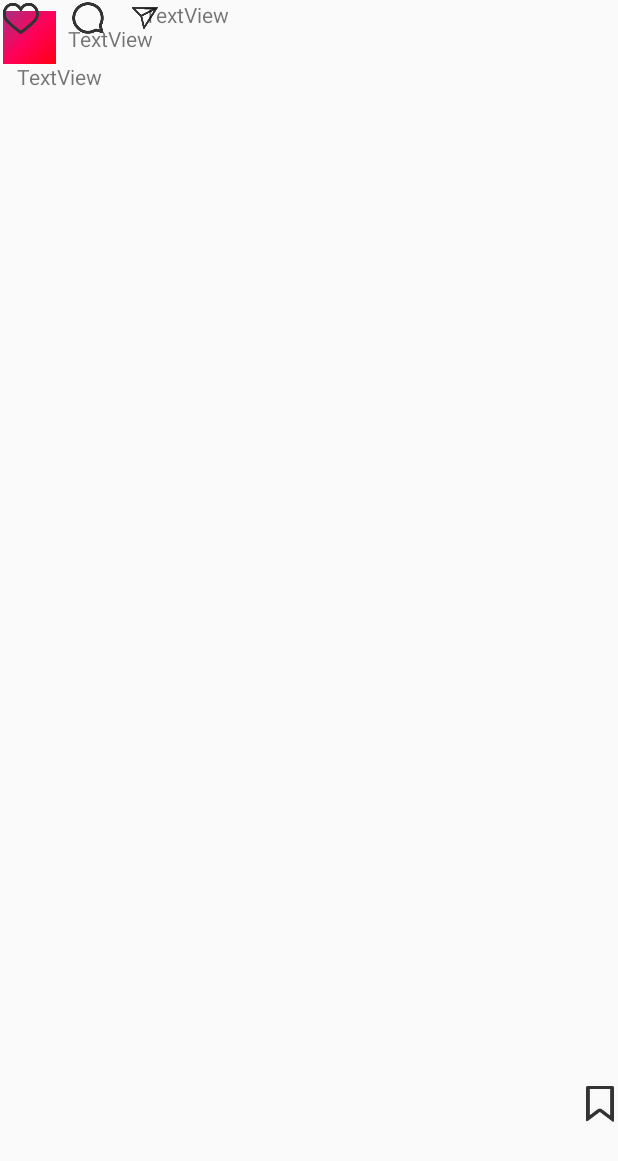
After one commit to aasthashah999/Instagram, an Android app: the detailView screen opened directly, with no data from a screen before it, on a phone screen of 412 x 824 dp. The commit adds this screen. Shown: the top 1161 px of the screen. Run offline under Robolectric (Android 15) with nearby library versions, the phone set to English and light mode, and no system bars.

Commit message:
Commit including working feed and detail view transition. Login is persisted.

```diff
--- a/app/build.gradle
+++ b/app/build.gradle
@@ -22,7 +22,7 @@ android {
 dependencies {
     implementation fileTree(dir: 'libs', include: ['*.jar'])
     implementation 'androidx.appcompat:appcompat:1.0.2'
-    implementation 'com.android.support:design:24.2.1'
+//    implementation 'com.android.support:design:24.2.1'
     implementation 'androidx.constraintlayout:constraintlayout:1.1.3'
     testImplementation 'junit:junit:4.12'
     androidTestImplementation 'androidx.test:runner:1.2.0'
@@ -31,8 +31,12 @@ dependencies {
     implementation 'com.github.parse-community.Parse-SDK-Android:parse:1.18.5'
     implementation 'com.squareup.okhttp3:logging-interceptor:3.8.1'
     implementation 'com.google.android.material:material:1.0.0'// for logging API calls to LogCat
+//    implementation 'com.android.support:recyclerview-v7:28.0.0'
     implementation 'com.camerakit:camerakit:1.0.0-beta3.11'
     implementation 'com.camerakit:jpegkit:0.1.0'
     implementation 'org.jetbrains.kotlin:kotlin-stdlib-jdk7:1.3.0'
     implementation 'org.jetbrains.kotlinx:kotlinx-coroutines-android:1.0.0'
+//    implementation 'com.parse:parseui-widget-android:0.0.2'
+    implementation 'jp.wasabeef:glide-transformations:2.0.2'
+    implementation 'com.github.bumptech.glide:glide:4.8.0'
 }
--- a/app/src/main/java/com/example/instagram/PostActivity.java
+++ b/app/src/main/java/com/example/instagram/PostActivity.java
@@ -34,7 +34,8 @@ public class PostActivity extends AppCompatActivity {
     private CameraKitView cameraKitView;
     String [] appPermissions = {
             Manifest.permission.READ_EXTERNAL_STORAGE,
-            Manifest.permission.WRITE_EXTERNAL_STORAGE
+            Manifest.permission.WRITE_EXTERNAL_STORAGE,
+            Manifest.permission.CAMERA
     };
 
 
@@ -43,6 +44,7 @@ public class PostActivity extends AppCompatActivity {
     protected void onCreate(Bundle savedInstanceState) {
         super.onCreate(savedInstanceState);
         setContentView(R.layout.activity_post);
+
         etdescription = findViewById(R.id.etDescription);
         addImage = findViewById(R.id.button);
         getPicture = findViewById(R.id.takePicture);
@@ -103,7 +105,7 @@ public class PostActivity extends AppCompatActivity {
                     e.printStackTrace();
                     return;
                 }else{
-                    Toast.makeText(getApplicationContext(), "success!!", Toast.LENGTH_SHORT).show();
+                    Toast.makeText(getApplicationContext(), "success!!", Toast.LENGTH_LONG).show();
                 }
             }
         });
--- /dev/null
+++ b/app/src/main/java/com/example/instagram/detailView.java
@@ -0,0 +1,14 @@
+package com.example.instagram;
+
+import android.os.Bundle;
+
+import androidx.appcompat.app.AppCompatActivity;
+
+public class detailView extends AppCompatActivity {
+
+    @Override
+    protected void onCreate(Bundle savedInstanceState) {
+        super.onCreate(savedInstanceState);
+        setContentView(R.layout.activity_detail_view);
+    }
+}
--- a/app/src/main/java/com/example/instagram/postAdapter.java
+++ /dev/null
@@ -1,4 +0,0 @@
-package com.example.instagram;
-
-public class postAdapter {
-}
--- /dev/null
+++ b/app/src/main/res/layout/activity_detail_view.xml
@@ -0,0 +1,109 @@
+<?xml version="1.0" encoding="utf-8"?>
+<androidx.constraintlayout.widget.ConstraintLayout xmlns:android="http://schemas.android.com/apk/res/android"
+    xmlns:app="http://schemas.android.com/apk/res-auto"
+    xmlns:tools="http://schemas.android.com/tools"
+    android:layout_width="match_parent"
+    android:layout_height="match_parent"
+    tools:context=".detailView">
+
+    <ImageView
+        android:id="@+id/imageViewUserPost1"
+        android:layout_width="35dp"
+        android:layout_height="35dp"
+        android:layout_marginStart="2dp"
+        android:layout_marginLeft="2dp"
+        android:layout_marginTop="7dp"
+        android:layout_marginEnd="8dp"
+        android:layout_marginRight="8dp"
+        android:background="#FFFFFF"
+        app:layout_constraintEnd_toStartOf="@+id/tvPostUsername1"
+        app:layout_constraintStart_toStartOf="parent"
+        app:layout_constraintTop_toTopOf="parent"
+        app:srcCompat="@drawable/gradient_background" />
+
+    <TextView
+        android:id="@+id/tvPostUsername1"
+        android:layout_width="wrap_content"
+        android:layout_height="wrap_content"
+        android:layout_marginStart="8dp"
+        android:layout_marginLeft="8dp"
+        android:layout_marginTop="16dp"
+        android:text="TextView"
+        app:layout_constraintStart_toEndOf="@+id/imageViewUserPost1"
+        app:layout_constraintTop_toTopOf="parent" />
+
+    <ImageButton
+        android:id="@+id/imageButtonheart1"
+        android:layout_width="wrap_content"
+        android:layout_height="wrap_content"
+        android:layout_marginStart="2dp"
+        android:layout_marginLeft="2dp"
+        android:layout_marginEnd="11dp"
+        android:layout_marginRight="11dp"
+        android:layout_marginBottom="17dp"
+        android:background="#00FFFFFF"
+        android:src="@drawable/ic_heart"
+        app:layout_constraintBottom_toTopOf="@+id/textViewUsername1"
+        app:layout_constraintEnd_toStartOf="@+id/imageButtonComment1"
+        app:layout_constraintStart_toStartOf="parent" />
+
+    <ImageButton
+        android:id="@+id/imageButtonComment1"
+        android:layout_width="wrap_content"
+        android:layout_height="wrap_content"
+        android:layout_marginStart="9dp"
+        android:layout_marginLeft="9dp"
+        android:layout_marginEnd="9dp"
+        android:layout_marginRight="9dp"
+        android:layout_marginBottom="17dp"
+        android:background="#00FFFFFF"
+        android:src="@drawable/ic_message"
+        app:layout_constraintBottom_toTopOf="@+id/textViewUsername1"
+        app:layout_constraintEnd_toStartOf="@+id/imageButtonDirectMessage1"
+        app:layout_constraintStart_toEndOf="@+id/imageButtonheart1" />
+
+    <ImageButton
+        android:id="@+id/imageButtonDirectMessage1"
+        android:layout_width="wrap_content"
+        android:layout_height="wrap_content"
+        android:layout_marginStart="14dp"
+        android:layout_marginLeft="14dp"
+        android:background="#00FFFFFF"
+        android:src="@drawable/ic_directimages"
+        app:layout_constraintStart_toEndOf="@+id/imageButtonComment1"
+        tools:layout_editor_absoluteY="450dp" />
+
+    <ImageButton
+        android:id="@+id/imageButtonSaved1"
+        android:layout_width="wrap_content"
+        android:layout_height="wrap_content"
+        android:layout_marginBottom="76dp"
+        android:background="#00FFFFFF"
+        android:src="@drawable/ic_saved"
+        app:layout_constraintBottom_toBottomOf="parent"
+        app:layout_constraintEnd_toEndOf="parent" />
+
+    <TextView
+        android:id="@+id/textViewUsername1"
+        android:layout_width="wrap_content"
+        android:layout_height="wrap_content"
+        android:layout_marginStart="11dp"
+        android:layout_marginLeft="11dp"
+        android:layout_marginTop="17dp"
+        android:layout_marginEnd="9dp"
+        android:layout_marginRight="9dp"
+        android:text="TextView"
+        app:layout_constraintEnd_toStartOf="@+id/descriptiontv1"
+        app:layout_constraintStart_toStartOf="parent"
+        app:layout_constraintTop_toBottomOf="@+id/imageButtonheart1" />
+
+    <TextView
+        android:id="@+id/descriptiontv1"
+        android:layout_width="wrap_content"
+        android:layout_height="wrap_content"
+        android:layout_marginStart="28dp"
+        android:layout_marginLeft="28dp"
+        android:text="TextView"
+        app:layout_constraintStart_toEndOf="@+id/textViewUsername1"
+        tools:layout_editor_absoluteY="490dp" />
+</androidx.constraintlayout.widget.ConstraintLayout>
```
Also changed, not shown: app/src/main/AndroidManifest.xml (+6 -4 lines), app/src/main/java/com/example/instagram/HomeActivity.java (+50 -14 lines), app/src/main/java/com/example/instagram/MainActivity.java (+12 -0 lines), app/src/main/java/com/example/instagram/PostAdapter.java (added, +98 -0 lines), app/src/main/java/com/example/instagram/User.java (added, +27 -0 lines), app/src/main/res/layout/activity_home.xml (+27 -0 lines), app/src/main/res/layout/post_item.xml (+53 -58 lines), app/src/main/res/menu/mainmenu.xml (added, +9 -0 lines).
